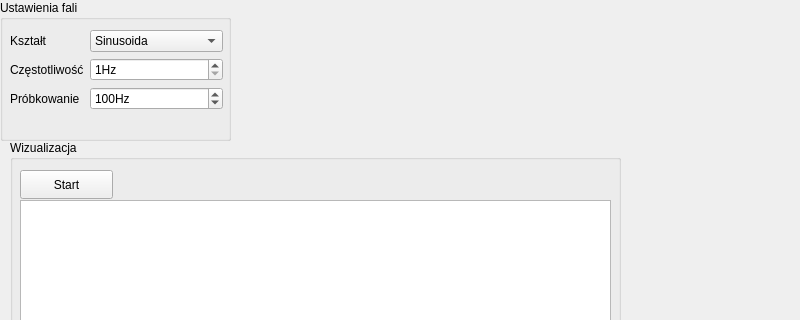
First picture: the form in generatorfali.ui, repository michalkuta04/generator-fal, before the edit; both pictures show x 0 to 800 and y 0 to 320 of the 800 by 600 pixel window.
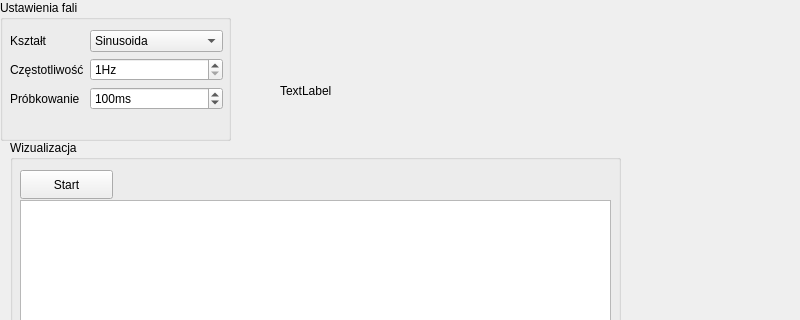
Second picture: the form after the edit.

Commit message: WIP Rework dzialania programu. Nie działa.

What changed in the file:
```diff
--- a/generatorfali.ui
+++ b/generatorfali.ui
@@ -73,7 +73,7 @@
       <item row="2" column="1">
        <widget class="QSpinBox" name="spinBoxSampling">
         <property name="suffix">
-         <string>Hz</string>
+         <string>ms</string>
         </property>
         <property name="minimum">
          <number>1</number>
@@ -148,6 +148,19 @@
      </property>
     </widget>
    </widget>
+   <widget class="QLabel" name="debugLabel">
+    <property name="geometry">
+     <rect>
+      <x>280</x>
+      <y>40</y>
+      <width>461</width>
+      <height>101</height>
+     </rect>
+    </property>
+    <property name="text">
+     <string>TextLabel</string>
+    </property>
+   </widget>
   </widget>
   <widget class="QMenuBar" name="menubar">
    <property name="geometry">
```
The commit also changes 1 other file.
